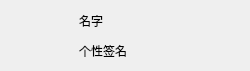
The window that Client/frienditem.ui (flyjay123/OurChat) describes before a commit, drawn with Qt 5.
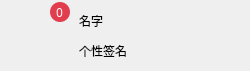
The same window after the commit. Icons and pictures are not drawn. Custom widgets are drawn as their Qt base class.

Diff of the .ui file:
```diff
--- a/Client/frienditem.ui
+++ b/Client/frienditem.ui
@@ -28,6 +28,9 @@
    <property name="text">
     <string/>
    </property>
+   <property name="textFormat">
+    <enum>Qt::RichText</enum>
+   </property>
    <property name="pixmap">
     <pixmap resource="src.qrc">:/pic/src/QQIcon/icon2.png</pixmap>
    </property>
@@ -40,7 +43,7 @@
     <rect>
      <x>79</x>
      <y>10</y>
-     <width>141</width>
+     <width>161</width>
      <height>21</height>
     </rect>
    </property>
@@ -56,7 +59,7 @@
     <rect>
      <x>79</x>
      <y>40</y>
-     <width>141</width>
+     <width>161</width>
      <height>21</height>
     </rect>
    </property>
@@ -67,7 +70,51 @@
     <string>个性签名</string>
    </property>
   </widget>
+  <widget class="QLineEdit" name="lineEdit_newMsg">
+   <property name="geometry">
+    <rect>
+     <x>50</x>
+     <y>2</y>
+     <width>20</width>
+     <height>20</height>
+    </rect>
+   </property>
+   <property name="font">
+    <font>
+     <family>Bahnschrift SemiLight</family>
+    </font>
+   </property>
+   <property name="cursor">
+    <cursorShape>BlankCursor</cursorShape>
+   </property>
+   <property name="mouseTracking">
+    <bool>false</bool>
+   </property>
+   <property name="styleSheet">
+    <string notr="true">min-width: 20px; min-height: 20px;max-width:20px; max-height: 20px;border-radius: 10px; ;background: #E13D4E;
+color: #ffffff</string>
+   </property>
+   <property name="text">
+    <string>0</string>
+   </property>
+   <property name="maxLength">
+    <number>10</number>
+   </property>
+   <property name="alignment">
+    <set>Qt::AlignCenter</set>
+   </property>
+   <property name="readOnly">
+    <bool>true</bool>
+   </property>
+  </widget>
  </widget>
+ <customwidgets>
+  <customwidget>
+   <class>FriendIconLabel</class>
+   <extends>QLabel</extends>
+   <header location="global">friendiconlabel.h</header>
+  </customwidget>
+ </customwidgets>
  <resources>
   <include location="src.qrc"/>
  </resources>
```
Left out of the diff: 5 changed lines with no effect on the pictures.
